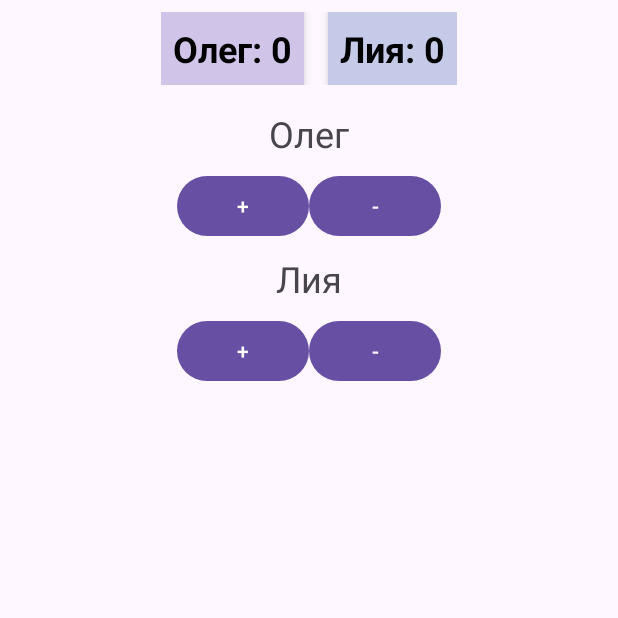
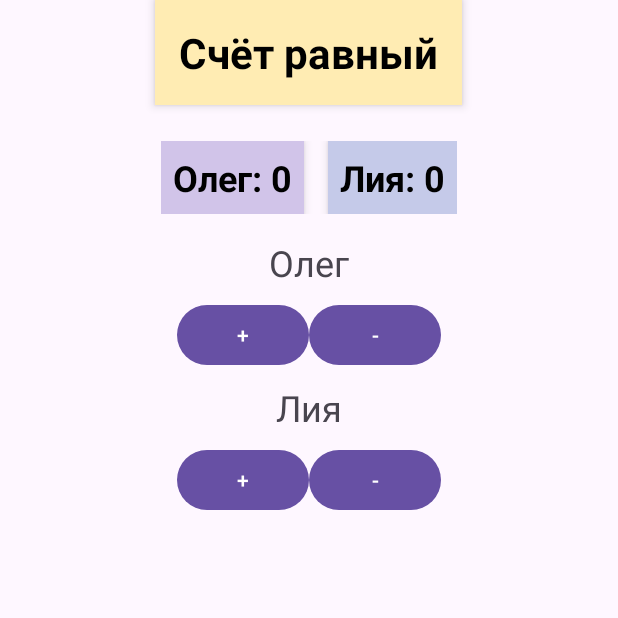
Before and after one commit to LiaMesropyan/CarTrack, an Android app: the screen it shows after launch (MainActivity), on a phone screen of 412 x 824 dp, the top half of it. Run offline under Robolectric (Android 15) with nearby library versions, the phone set to English and light mode, and no system bars.

Commit message:
Строка сверху показывает разницу в счете и добавила сохранение счета

```diff
--- a/app/src/main/java/com/example/carcounter/MainActivity.java
+++ b/app/src/main/java/com/example/carcounter/MainActivity.java
@@ -1,7 +1,7 @@
 package com.example.carcounter;
 
+import android.content.SharedPreferences;
 import android.os.Bundle;
-import android.view.View;
 import android.widget.Button;
 import android.widget.TextView;
 import android.widget.Toast;
@@ -19,6 +19,12 @@ public class MainActivity extends AppCompatActivity {
 
     TextView scorePerson1; // Поле для счёта Олега
     TextView scorePerson2; // Поле для счёта Лии
+    TextView scoreDifference; // Поле для отображения разницы в счёте
+
+    SharedPreferences sharedPreferences; // Для сохранения данных
+    private static final String PREFS_NAME = "ScorePrefs";
+    private static final String KEY_PERSON1 = "Person1Score";
+    private static final String KEY_PERSON2 = "Person2Score";
 
     @Override
     protected void onCreate(Bundle savedInstanceState) {
@@ -35,6 +41,11 @@ public class MainActivity extends AppCompatActivity {
         // Инициализация полей для счёта
         scorePerson1 = findViewById(R.id.score_person1);
         scorePerson2 = findViewById(R.id.score_person2);
+        scoreDifference = findViewById(R.id.score_difference);
+
+        // Инициализация SharedPreferences
+        sharedPreferences = getSharedPreferences(PREFS_NAME, MODE_PRIVATE);
+        loadScores(); // Загружаем сохранённые данные
 
         // Кнопки для Олега
         Button plusPerson1 = findViewById(R.id.button_plus_person1);
@@ -47,26 +58,26 @@ public class MainActivity extends AppCompatActivity {
         // Обработчики нажатий для Олега
         plusPerson1.setOnClickListener(v -> {
             countPerson1++;
-            Toast.makeText(this, "Олег: " + countPerson1, Toast.LENGTH_SHORT).show();
+            saveScores();
             updateScores();
         });
 
         minusPerson1.setOnClickListener(v -> {
             if (countPerson1 > 0) countPerson1--;
-            Toast.makeText(this, "Олег: " + countPerson1, Toast.LENGTH_SHORT).show();
+            saveScores();
             updateScores();
         });
 
         // Обработчики нажатий для Лии
         plusPerson2.setOnClickListener(v -> {
             countPerson2++;
-            Toast.makeText(this, "Лия: " + countPerson2, Toast.LENGTH_SHORT).show();
+            saveScores();
             updateScores();
         });
 
         minusPerson2.setOnClickListener(v -> {
             if (countPerson2 > 0) countPerson2--;
-            Toast.makeText(this, "Лия: " + countPerson2, Toast.LENGTH_SHORT).show();
+            saveScores();
             updateScores();
         });
 
@@ -77,5 +88,30 @@ public class MainActivity extends AppCompatActivity {
     private void updateScores() {
         scorePerson1.setText("Олег: " + countPerson1);
         scorePerson2.setText("Лия: " + countPerson2);
+
+        // Вычисление разницы и определение лидера
+        if (countPerson1 > countPerson2) {
+            int difference = countPerson1 - countPerson2;
+            scoreDifference.setText("Впереди Олег на " + difference);
+        } else if (countPerson2 > countPerson1) {
+            int difference = countPerson2 - countPerson1;
+            scoreDifference.setText("Впереди Лия на " + difference);
+        } else {
+            scoreDifference.setText("Счёт равный");
+        }
+    }
+
+    // Сохранение данных
+    private void saveScores() {
+        SharedPreferences.Editor editor = sharedPreferences.edit();
+        editor.putInt(KEY_PERSON1, countPerson1);
+        editor.putInt(KEY_PERSON2, countPerson2);
+        editor.apply(); // Применение изменений
+    }
+
+    // Загрузка сохранённых данных
+    private void loadScores() {
+        countPerson1 = sharedPreferences.getInt(KEY_PERSON1, 0);
+        countPerson2 = sharedPreferences.getInt(KEY_PERSON2, 0);
     }
 }
--- a/app/src/main/res/layout/activity_main.xml
+++ b/app/src/main/res/layout/activity_main.xml
@@ -9,7 +9,22 @@
     android:padding="16dp"
     tools:context=".MainActivity">
 
-    <!-- Плашка с общим счётом для Олега и Лии -->
+    <!-- Плашка с разницей в счёте -->
+    <TextView
+        android:id="@+id/score_difference"
+        android:layout_width="wrap_content"
+        android:layout_height="wrap_content"
+        android:text="Счёт равный"
+        android:textSize="28sp"
+        android:textStyle="bold"
+        android:padding="16dp"
+        android:background="#FFECB3"
+        android:textColor="#000000"
+        android:gravity="center"
+        android:elevation="4dp"
+        android:layout_marginBottom="16dp" />
+
+    <!-- Плашка с индивидуальными счётами -->
     <LinearLayout
         android:layout_width="wrap_content"
         android:layout_height="wrap_content"
@@ -57,7 +72,8 @@
     <LinearLayout
         android:layout_width="wrap_content"
         android:layout_height="wrap_content"
-        android:orientation="horizontal">
+        android:orientation="horizontal"
+        android:gravity="center">
 
         <Button
             android:id="@+id/button_plus_person1"
@@ -84,7 +100,8 @@
     <LinearLayout
         android:layout_width="wrap_content"
         android:layout_height="wrap_content"
-        android:orientation="horizontal">
+        android:orientation="horizontal"
+        android:gravity="center">
 
         <Button
             android:id="@+id/button_plus_person2"
```
